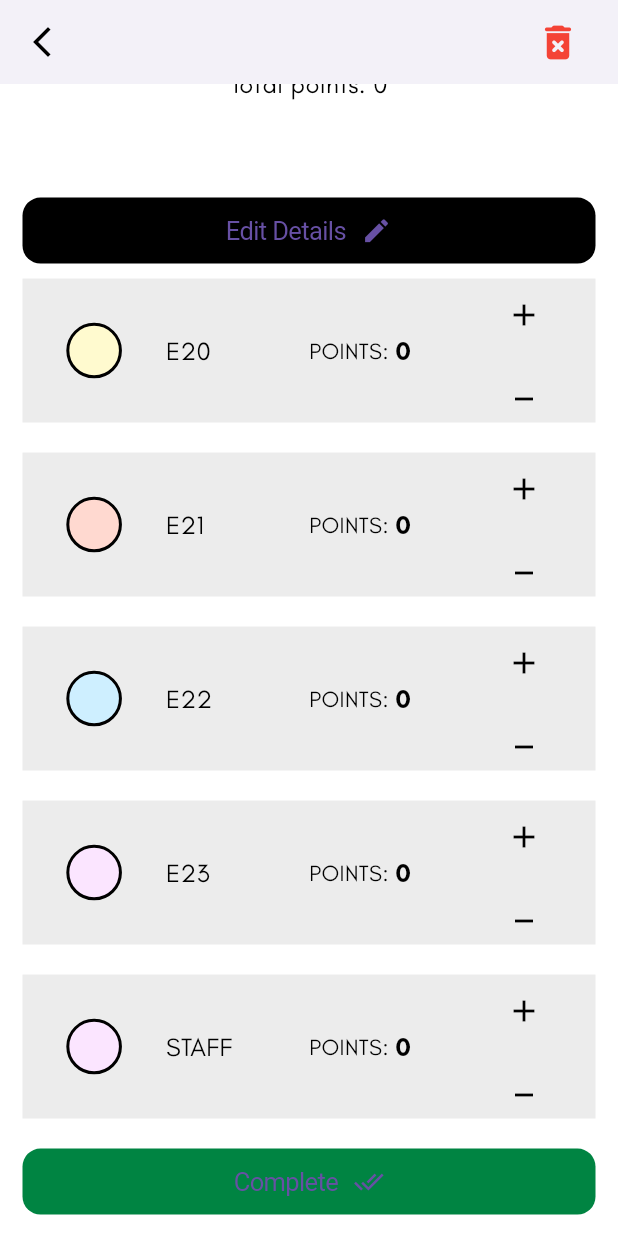
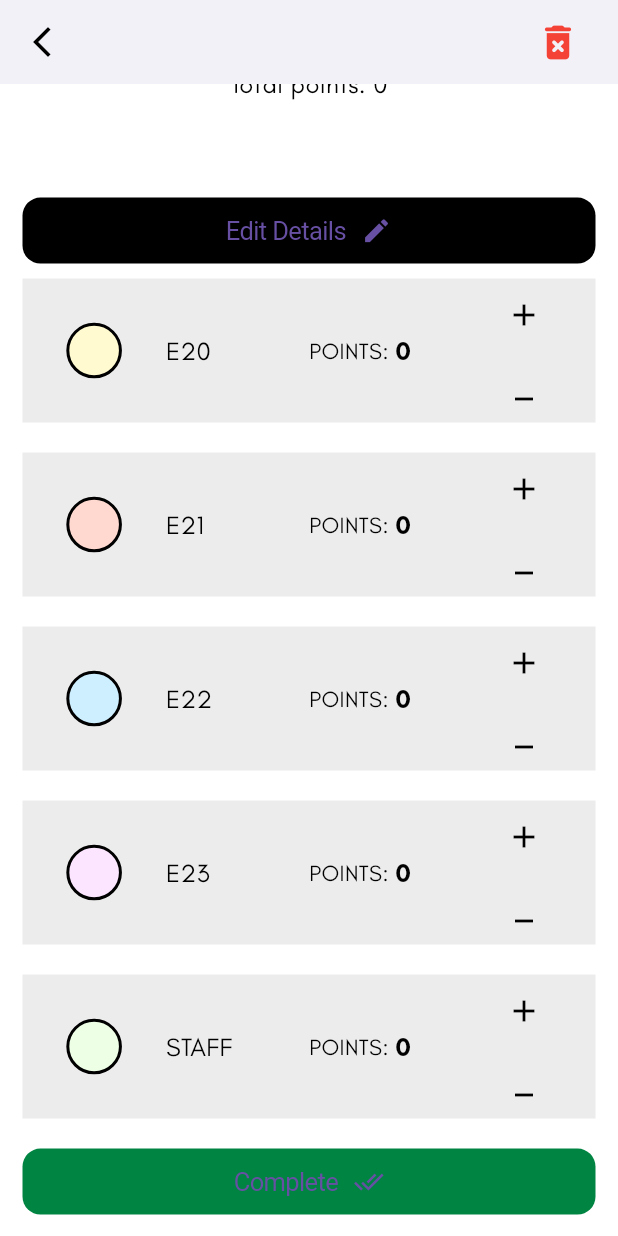
Before and after one commit to FahhaMohamed/E-week-admin, a Flutter app: the DetailPage screen opened directly, scrolled down 209 dp, on a phone screen of 412 x 824 dp. Run offline on Flutter 3.47's test engine with Material 3 defaults, Android fonts, the phone set to English and light mode, and no system bars; our stand-ins replace cached_network_image, cloud_firestore, firebase_core, fluttertoast, get, zoom_tap_animation; accounts and stored records are empty; network calls fail.

```diff
--- a/lib/services/points_firebase_service.dart
+++ b/lib/services/points_firebase_service.dart
@@ -15,6 +15,7 @@ class PointsFirebaseService {
         'e21': totalPointsController.totalTeamPoints['e21']!.value,
         'e22': totalPointsController.totalTeamPoints['e22']!.value,
         'e23': totalPointsController.totalTeamPoints['e23']!.value,
+        'staff': totalPointsController.totalTeamPoints['staff']!.value,
       });
     } catch (e) {
       print(e.toString());
--- a/lib/views/detail/widgets/team_score_table.dart
+++ b/lib/views/detail/widgets/team_score_table.dart
@@ -130,7 +130,7 @@ class _TeamScoreTableState extends State<TeamScoreTable> {
             TeamScoresTile(
               width: widget.width,
               teamName: "STAFF",
-              teamColor: AppColors.e23Color,
+              teamColor: AppColors.staffColor,
               teamScore: "${eventController.event.value.staff}",
               isCompleted: eventController.event.value.completed,
               increment: () async {
--- a/lib/views/events/events_page.dart
+++ b/lib/views/events/events_page.dart
@@ -60,6 +60,7 @@ class _EventsPageState extends State<EventsPage> {
               onTap: () {
                 setState(() {
                   selectedDay = eventDates[index];
+                  allEventsController.filterByDate(selectedDay);
                 });
               },
               child: DayContainer(
```
Also changed, not shown: lib/controllers/all_events_controller.dart (+15 -1 lines).
